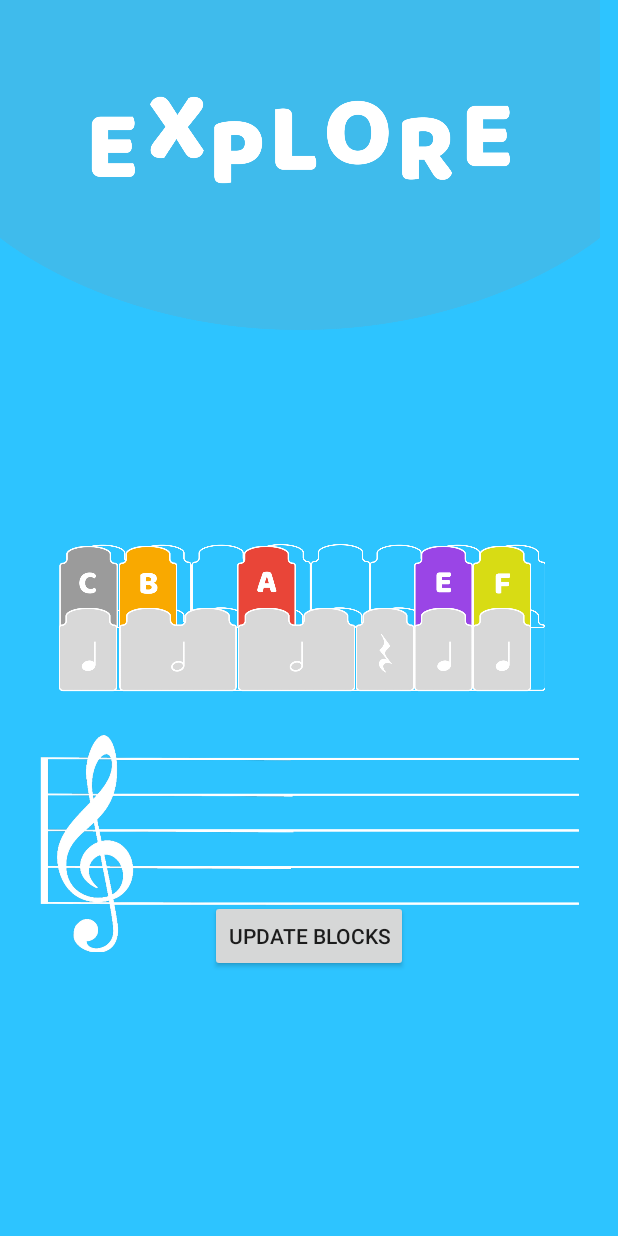
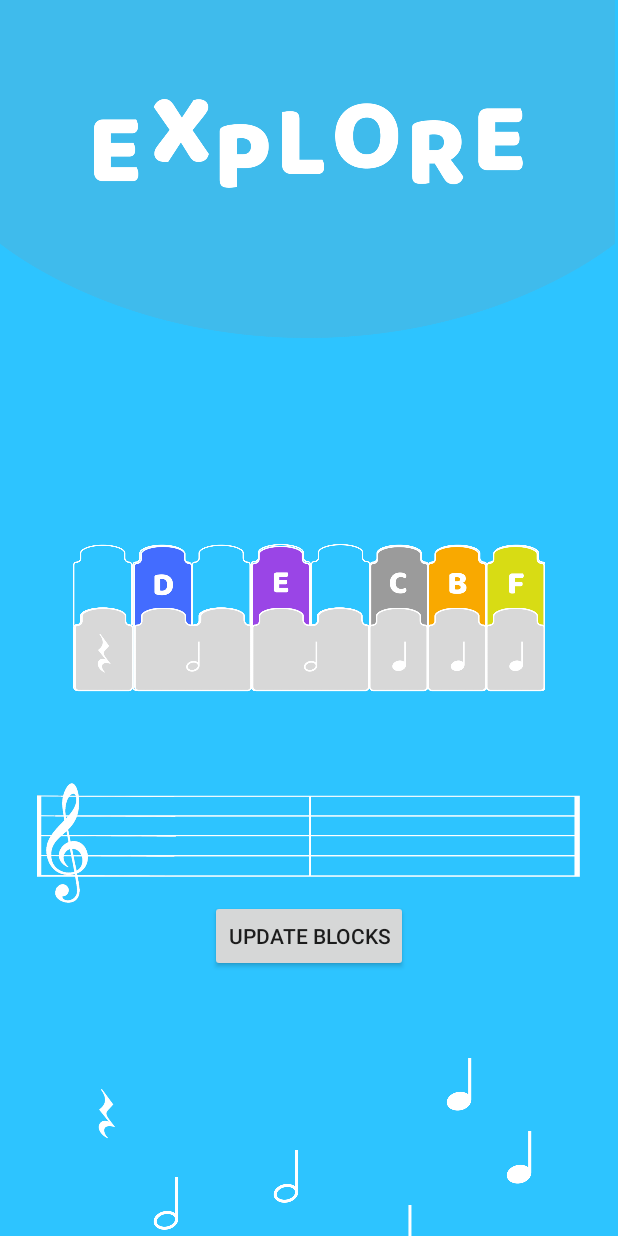
Before and after one commit to hkwang24/beatwalk, an Android app: the ExploreActivity screen opened directly, with no data from a screen before it, after a tap on "UPDATE BLOCKS", on a phone screen of 412 x 824 dp. Run offline under Robolectric (Android 15) with nearby library versions, the phone set to English and light mode, and no system bars.

Commit message:
notation complete in explore + assets for staff/notes

```diff
--- a/android/app/src/main/java/com/example/beatwalk/ExploreActivity.java
+++ b/android/app/src/main/java/com/example/beatwalk/ExploreActivity.java
@@ -20,51 +20,84 @@ public class ExploreActivity extends AppCompatActivity {
         button.setOnClickListener(new View.OnClickListener() {
             public void onClick(View v) {
 
-                char[] notes = {'c', 'b', ' ', 'a', ' ', ' ', 'e', 'f'};
-                char[] rhythm = {'q','h', ' ', 'h', ' ', 'r', 'q', 'q'};
+                char[] notes = {' ', 'd', ' ', 'e', ' ', 'c', 'b', 'f'};
+                char[] rhythm = {'r','h', ' ', 'h', ' ', 'q', 'q', 'q'};
                 int[] note_ids = {R.id.let_pos1, R.id.let_pos2, R.id.let_pos3, R.id.let_pos4, R.id.let_pos5, R.id.let_pos6, R.id.let_pos7, R.id.let_pos8};
                 int[] q_note_ids = {R.id.qnote_pos1, R.id.qnote_pos2, R.id.qnote_pos3, R.id.qnote_pos4, R.id.qnote_pos5, R.id.qnote_pos6, R.id.qnote_pos7, R.id.qnote_pos8};
                 int[] h_note_ids = {R.id.hnote_pos1, R.id.hnote_pos2, R.id.hnote_pos3, R.id.hnote_pos4, R.id.hnote_pos5, R.id.hnote_pos6, R.id.hnote_pos7};
+                int[] notation = {R.id.notation1, R.id.notation2, R.id.notation3, R.id.notation4, R.id.notation5, R.id.notation6, R.id.notation7, R.id.notation8};
 
                 for (int i = 0; i < notes.length; i++) {
                     ImageView note_block = (ImageView)findViewById(note_ids[i]);
+                    ImageView notation_index = (ImageView)findViewById(notation[i]);
 
                     if (notes[i] == 'a') {
                         note_block.setImageResource(R.drawable.a_note);
                         note_block.setVisibility(View.VISIBLE);
+                        notation_index.setTranslationY(493);
+                        notation_index.setVisibility(View.VISIBLE);
                     } else if (notes[i] == 'b') {
                         note_block.setImageResource(R.drawable.b_note);
                         note_block.setVisibility(View.VISIBLE);
+                        notation_index.setTranslationY(467);
+                        notation_index.setVisibility(View.VISIBLE);
                     } else if (notes[i] == 'c') {
                         note_block.setImageResource(R.drawable.c_note);
                         note_block.setVisibility(View.VISIBLE);
+                        notation_index.setTranslationY(615);
+                        notation_index.setVisibility(View.VISIBLE);
                     } else if (notes[i] == 'd') {
                         note_block.setImageResource(R.drawable.d_note);
                         note_block.setVisibility(View.VISIBLE);
+                        notation_index.setTranslationY(587);
+                        notation_index.setVisibility(View.VISIBLE);
                     } else if (notes[i] == 'e') {
                         note_block.setImageResource(R.drawable.e_note);
                         note_block.setVisibility(View.VISIBLE);
+                        notation_index.setTranslationY(560);
+                        notation_index.setVisibility(View.VISIBLE);
                     } else if (notes[i] == 'f') {
                         note_block.setImageResource(R.drawable.f_note);
                         note_block.setVisibility(View.VISIBLE);
+                        notation_index.setTranslationY(540);
+                        notation_index.setVisibility(View.VISIBLE);
                     } else if (notes[i] == 'g') {
                         note_block.setImageResource(R.drawable.g_note);
                         note_block.setVisibility(View.VISIBLE);
+                        notation_index.setTranslationY(512);
+                        notation_index.setVisibility(View.VISIBLE);
                     }
                 }
 
                 for (int i = 0; i < rhythm.length; i++) {
+                    ImageView notation_index = (ImageView)findViewById(notation[i]);
                     if (rhythm[i] == 'q') {
                         ImageView rhy_block = (ImageView)findViewById(q_note_ids[i]);
                         rhy_block.setImageResource(R.drawable.quarter_note);
                         rhy_block.setVisibility(View.VISIBLE);
+                        if (notes[i] == 'c') {
+                            notation_index.setImageResource(R.drawable.c_notation_q);
+                        } else {
+                            notation_index.setImageResource(R.drawable.q_notation);
+                        }
+                        notation_index.setVisibility(View.VISIBLE);
                     } else if (rhythm[i] == 'r') {
                         ImageView rhy_block = (ImageView) findViewById(q_note_ids[i]);
                         rhy_block.setImageResource(R.drawable.rest_note);
                         rhy_block.setVisibility(View.VISIBLE);
+                        notation_index.setImageResource(R.drawable.rest_notation);
+                        notation_index.setTranslationY(496);
+                        notation_index.setVisibility(View.VISIBLE);
                     } else if (rhythm[i] == 'h') {
                         ImageView rhy_block = (ImageView) findViewById(h_note_ids[i]);
                         rhy_block.setVisibility(View.VISIBLE);
+                        if (notes[i] == 'c') {
+                            notation_index.setImageResource(R.drawable.c_notation_h);
+                        } else {
+                            notation_index.setImageResource(R.drawable.h_notation);
+                        }
+                        notation_index.setVisibility(View.VISIBLE);
+
                     }
                 }
             }
--- a/android/app/src/main/res/drawable/explore_background.xml
+++ b/android/app/src/main/res/drawable/explore_background.xml
@@ -7,8 +7,8 @@
 
     <item
         android:drawable="@drawable/explore_title"
-        android:height="220dp"
-        android:width="400dp" />
+        android:height="225.5dp"
+        android:width="410dp" />
 
     <item
         android:drawable="@drawable/block_base"
--- a/android/app/src/main/res/drawable/play_mode_background.xml
+++ b/android/app/src/main/res/drawable/play_mode_background.xml
@@ -7,8 +7,8 @@
 
     <item
         android:drawable="@drawable/mary_title"
-        android:height="285.5dp"
-        android:width="400dp" />
+        android:height="292.64dp"
+        android:width="410dp" />
 
     <item
         android:drawable="@drawable/block_base"
--- a/android/app/src/main/res/layout/activity_explore.xml
+++ b/android/app/src/main/res/layout/activity_explore.xml
@@ -17,7 +17,7 @@
         android:id="@+id/let_pos1"
         android:layout_width="39dp"
         android:layout_height="56.03dp"
-        android:translationX="39dp"
+        android:translationX="49dp"
         android:translationY="-20.3dp"
         android:layout_centerVertical="true"
         android:src="@drawable/c_note"
@@ -25,9 +25,9 @@
 
     <ImageView
         android:id="@+id/qnote_pos1"
-        android:layout_width="39dp"
+        android:layout_width="49dp"
         android:layout_height="56.03dp"
-        android:translationX="39dp"
+        android:translationX="44.5dp"
         android:translationY="21dp"
         android:layout_centerVertical="true"
         android:src="@drawable/quarter_note"
@@ -38,7 +38,7 @@
         android:id="@+id/hnote_pos1"
         android:layout_width="79dp"
         android:layout_height="56.03dp"
-        android:translationX="39dp"
+        android:translationX="48dp"
         android:translationY="21dp"
         android:layout_centerVertical="true"
         android:src="@drawable/half_note"
@@ -49,7 +49,7 @@
         android:id="@+id/let_pos2"
         android:layout_width="39dp"
         android:layout_height="56.03dp"
-        android:translationX="79dp"
+        android:translationX="89dp"
         android:translationY="-20.3dp"
         android:layout_centerVertical="true"
         android:src="@drawable/d_note"
@@ -60,7 +60,7 @@
         android:id="@+id/qnote_pos2"
         android:layout_width="39dp"
         android:layout_height="56.03dp"
-        android:translationX="79dp"
+        android:translationX="89dp"
         android:translationY="21dp"
         android:layout_centerVertical="true"
         android:src="@drawable/quarter_note"
@@ -71,7 +71,7 @@
         android:id="@+id/hnote_pos2"
         android:layout_width="79dp"
         android:layout_height="56.03dp"
-        android:translationX="79dp"
+        android:translationX="89dp"
         android:translationY="21dp"
         android:layout_centerVertical="true"
         android:src="@drawable/half_note"
@@ -82,17 +82,18 @@
         android:id="@+id/let_pos3"
         android:layout_width="39.4dp"
         android:layout_height="56.03dp"
-        android:translationX="119dp"
+        android:translationX="128dp"
         android:translationY="-20.3dp"
         android:layout_centerVertical="true"
         android:src="@drawable/e_note"
-        android:visibility="invisible" />
+        android:visibility="invisible"
+        />
 
     <ImageView
         android:id="@+id/qnote_pos3"
         android:layout_width="39dp"
         android:layout_height="56.03dp"
-        android:translationX="119dp"
+        android:translationX="128dp"
         android:translationY="21dp"
         android:layout_centerVertical="true"
         android:src="@drawable/quarter_note"
@@ -103,7 +104,7 @@
         android:id="@+id/hnote_pos3"
         android:layout_width="79dp"
         android:layout_height="56.03dp"
-        android:translationX="119dp"
+        android:translationX="128dp"
         android:translationY="21dp"
         android:layout_centerVertical="true"
         android:src="@drawable/half_note"
@@ -114,17 +115,18 @@
         android:id="@+id/let_pos4"
         android:layout_width="39.4dp"
         android:layout_height="56.03dp"
-        android:translationX="158dp"
+        android:translationX="167.5dp"
         android:translationY="-20.3dp"
         android:layout_centerVertical="true"
         android:src="@drawable/e_note"
-        android:visibility="invisible"/>
+        android:visibility="invisible"
+       />
 
     <ImageView
         android:id="@+id/qnote_pos4"
         android:layout_width="39dp"
         android:layout_height="56.03dp"
-        android:translationX="158dp"
+        android:translationX="167.5dp"
         android:translationY="21dp"
         android:layout_centerVertical="true"
         android:src="@drawable/quarter_note"
@@ -135,7 +137,7 @@
         android:id="@+id/hnote_pos4"
         android:layout_width="79dp"
         android:layout_height="56.03dp"
-        android:translationX="158dp"
+        android:translationX="167.5dp"
         android:translationY="21dp"
         android:layout_centerVertical="true"
         android:src="@drawable/half_note"
@@ -146,7 +148,7 @@
         android:id="@+id/let_pos5"
         android:layout_width="39.4dp"
         android:layout_height="56.03dp"
-        android:translationX="198dp"
+        android:translationX="207dp"
         android:translationY="-20.3dp"
         android:layout_centerVertical="true"
         android:src="@drawable/e_note"
@@ -156,7 +158,7 @@
         android:id="@+id/hnote_pos5"
         android:layout_width="79dp"
         android:layout_height="56.03dp"
-        android:translationX="198dp"
+        android:translationX="207dp"
         android:translationY="21dp"
         android:layout_centerVertical="true"
         android:src="@drawable/half_note"
@@ -167,7 +169,7 @@
         android:id="@+id/qnote_pos5"
         android:layout_width="39dp"
         android:layout_height="56.03dp"
-        android:translationX="198dp"
+        android:translationX="207dp"
         android:translationY="21dp"
         android:layout_centerVertical="true"
         android:src="@drawable/quarter_note"
@@ -179,17 +181,18 @@
         android:id="@+id/let_pos6"
         android:layout_width="39.4dp"
         android:layout_height="56.03dp"
-        android:translationX="237dp"
+        android:translationX="246dp"
         android:translationY="-20.3dp"
         android:layout_centerVertical="true"
         android:src="@drawable/e_note"
-        android:visibility="invisible"/>
+        android:visibility="invisible"
+       />
 
     <ImageView
         android:id="@+id/qnote_pos6"
         android:layout_width="39dp"
         android:layout_height="56.03dp"
-        android:translationX="237dp"
+        android:translationX="246dp"
         android:translationY="21dp"
         android:layout_centerVertical="true"
         android:src="@drawable/quarter_note"
@@ -200,7 +203,7 @@
         android:id="@+id/hnote_pos6"
         android:layout_width="79dp"
         android:layout_height="56.03dp"
-        android:translationX="237dp"
+        android:translationX="246dp"
         android:translationY="21dp"
         android:layout_centerVertical="true"
         android:src="@drawable/half_note"
@@ -212,17 +215,18 @@
         android:id="@+id/let_pos7"
         android:layout_width="39.4dp"
         android:layout_height="56.03dp"
-        android:translationX="276dp"
+        android:translationX="285dp"
         android:translationY="-20.3dp"
         android:layout_centerVertical="true"
         android:src="@drawable/e_note"
-        android:visibility="invisible"/>
+        android:visibility="invisible"
+        />
 
     <ImageView
         android:id="@+id/hnote_pos7"
         android:layout_width="79dp"
         android:layout_height="56.03dp"
-        android:translationX="276dp"
+        android:translationX="285dp"
         android:translationY="21dp"
         android:layout_centerVertical="true"
         android:src="@drawable/half_note"
@@ -233,7 +237,7 @@
         android:id="@+id/qnote_pos7"
         android:layout_width="39dp"
         android:layout_height="56.03dp"
-        android:translationX="276dp"
+        android:translationX="285dp"
         android:translationY="21dp"
         android:layout_centerVertical="true"
         android:src="@drawable/quarter_note"
@@ -245,17 +249,18 @@
         android:id="@+id/let_pos8"
         android:layout_width="39.4dp"
         android:layout_height="56.03dp"
-        android:translationX="315dp"
+        android:translationX="324dp"
         android:translationY="-20.3dp"
         android:layout_centerVertical="true"
         android:src="@drawable/e_note"
-        android:visibility="invisible"/>
+        android:visibility="invisible"
+       />
 
     <ImageView
         android:id="@+id/qnote_pos8"
         android:layout_width="39dp"
         android:layout_height="56.03dp"
-        android:translationX="315dp"
+        android:translationX="324dp"
         android:translationY="21dp"
         android:layout_centerVertical="true"
         android:src="@drawable/quarter_note"
@@ -264,12 +269,100 @@
 
     <ImageView
         android:id="@+id/staff"
-        android:layout_width="360dp"
+        android:layout_width="362dp"
         android:layout_height="145.49dp"
         android:translationY="150dp"
         android:layout_centerVertical="true"
         android:layout_centerHorizontal= "true"
-        android:src="@drawable/staff"
+        android:src="@drawable/staff_3"
+        />
+
+    <ImageView
+        android:id="@+id/notation1"
+        android:layout_width="90dp"
+        android:layout_height="36.37dp"
+        android:layout_centerInParent="true"
+        android:src="@drawable/q_notation"
+        android:translationX="-135dp"
+        android:translationY="135dp"
+        android:visibility="invisible"
+        />
+
+    <ImageView
+        android:id="@+id/notation2"
+        android:layout_width="90dp"
+        android:layout_height="36.37dp"
+        android:layout_centerInParent="true"
+        android:src="@drawable/q_notation"
+        android:translationY="135dp"
+        android:translationX="-95dp"
+        android:visibility="invisible"
+        />
+
+    <ImageView
+        android:id="@+id/notation3"
+        android:layout_width="90dp"
+        android:layout_height="36.37dp"
+        android:layout_centerInParent="true"
+        android:src="@drawable/q_notation"
+        android:translationY="135dp"
+        android:translationX="-55dp"
+        android:visibility="invisible"
+        />
+
+    <ImageView
+        android:id="@+id/notation4"
+        android:layout_width="90dp"
+        android:layout_height="36.37dp"
+        android:layout_centerInParent="true"
+        android:src="@drawable/q_notation"
+        android:translationY="135dp"
+        android:translationX="-15dp"
+        android:visibility="invisible"
+        />
+
+    <ImageView
+        android:id="@+id/notation5"
+        android:layout_width="90dp"
+        android:layout_height="36.37dp"
+        android:layout_centerInParent="true"
+        android:src="@drawable/q_notation"
+        android:translationY="135dp"
+        android:translationX="20dp"
+        android:visibility="invisible"
+        />
+
+    <ImageView
+        android:id="@+id/notation6"
+        android:layout_width="90dp"
+        android:layout_height="36.37dp"
+        android:layout_centerInParent="true"
+        android:src="@drawable/q_notation"
+        android:translationY="135dp"
+        android:translationX="60dp"
+        android:visibility="invisible"
+        />
+
+    <ImageView
+        android:id="@+id/notation7"
+        android:layout_width="90dp"
+        android:layout_height="36.37dp"
+        android:layout_centerInParent="true"
+        android:src="@drawable/q_notation"
+        android:translationY="135dp"
+        android:translationX="100dp"
+        android:visibility="invisible"
+        />
+
+    <ImageView
+        android:id="@+id/notation8"
+        android:layout_width="90dp"
+        android:layout_height="36.37dp"
+        android:layout_centerInParent="true"
+        android:src="@drawable/q_notation"
+        android:translationY="135dp"
+        android:translationX="140dp"
+        android:visibility="invisible"
         />
 
     <Button xmlns:android="http://schemas.android.com/apk/res/android"
--- a/android/app/src/main/res/layout/content_song_one.xml
+++ b/android/app/src/main/res/layout/content_song_one.xml
@@ -13,11 +13,12 @@
         android:src="@drawable/mary_title" />
     -->
 
+
     <ImageView
         android:id="@+id/let_pos1"
         android:layout_width="39dp"
         android:layout_height="56.03dp"
-        android:translationX="39dp"
+        android:translationX="49dp"
         android:translationY="-20.3dp"
         android:layout_centerVertical="true"
         android:src="@drawable/c_note"
@@ -25,9 +26,9 @@
 
     <ImageView
         android:id="@+id/qnote_pos1"
-        android:layout_width="39dp"
+        android:layout_width="49dp"
         android:layout_height="56.03dp"
-        android:translationX="39dp"
+        android:translationX="44.5dp"
         android:translationY="21dp"
         android:layout_centerVertical="true"
         android:src="@drawable/quarter_note"
@@ -38,7 +39,7 @@
         android:id="@+id/hnote_pos1"
         android:layout_width="79dp"
         android:layout_height="56.03dp"
-        android:translationX="39dp"
+        android:translationX="48dp"
         android:translationY="21dp"
         android:layout_centerVertical="true"
         android:src="@drawable/half_note"
@@ -49,7 +50,7 @@
         android:id="@+id/let_pos2"
         android:layout_width="39dp"
         android:layout_height="56.03dp"
-        android:translationX="79dp"
+        android:translationX="89dp"
         android:translationY="-20.3dp"
         android:layout_centerVertical="true"
         android:src="@drawable/d_note"
@@ -60,7 +61,7 @@
         android:id="@+id/qnote_pos2"
         android:layout_width="39dp"
         android:layout_height="56.03dp"
-        android:translationX="79dp"
+        android:translationX="89dp"
         android:translationY="21dp"
         android:layout_centerVertical="true"
         android:src="@drawable/quarter_note"
@@ -71,7 +72,7 @@
         android:id="@+id/hnote_pos2"
         android:layout_width="79dp"
         android:layout_height="56.03dp"
-        android:translationX="79dp"
+        android:translationX="89dp"
         android:translationY="21dp"
         android:layout_centerVertical="true"
         android:src="@drawable/half_note"
@@ -82,17 +83,18 @@
         android:id="@+id/let_pos3"
         android:layout_width="39.4dp"
         android:layout_height="56.03dp"
-        android:translationX="119dp"
+        android:translationX="128dp"
         android:translationY="-20.3dp"
         android:layout_centerVertical="true"
         android:src="@drawable/e_note"
-        android:visibility="invisible" />
+        android:visibility="invisible"
+        />
 
     <ImageView
         android:id="@+id/qnote_pos3"
         android:layout_width="39dp"
         android:layout_height="56.03dp"
-        android:translationX="119dp"
+        android:translationX="128dp"
         android:translationY="21dp"
         android:layout_centerVertical="true"
         android:src="@drawable/quarter_note"
@@ -103,7 +105,7 @@
         android:id="@+id/hnote_pos3"
         android:layout_width="79dp"
         android:layout_height="56.03dp"
-        android:translationX="119dp"
+        android:translationX="128dp"
         android:translationY="21dp"
         android:layout_centerVertical="true"
         android:src="@drawable/half_note"
@@ -114,17 +116,18 @@
         android:id="@+id/let_pos4"
         android:layout_width="39.4dp"
         android:layout_height="56.03dp"
-        android:translationX="158dp"
+        android:translationX="167.5dp"
         android:translationY="-20.3dp"
         android:layout_centerVertical="true"
         android:src="@drawable/e_note"
-        android:visibility="invisible"/>
+        android:visibility="invisible"
+        />
 
     <ImageView
         android:id="@+id/qnote_pos4"
         android:layout_width="39dp"
         android:layout_height="56.03dp"
-        android:translationX="158dp"
+        android:translationX="167.5dp"
         android:translationY="21dp"
         android:layout_centerVertical="true"
         android:src="@drawable/quarter_note"
@@ -135,7 +138,7 @@
         android:id="@+id/hnote_pos4"
         android:layout_width="79dp"
         android:layout_height="56.03dp"
-        android:translationX="158dp"
+        android:translationX="167.5dp"
         android:translationY="21dp"
         android:layout_centerVertical="true"
         android:src="@drawable/half_note"
@@ -146,7 +149,7 @@
         android:id="@+id/let_pos5"
         android:layout_width="39.4dp"
         android:layout_height="56.03dp"
-        android:translationX="198dp"
+        android:translationX="207dp"
         android:translationY="-20.3dp"
         android:layout_centerVertical="true"
         android:src="@drawable/e_note"
@@ -156,7 +159,7 @@
         android:id="@+id/hnote_pos5"
         android:layout_width="79dp"
         android:layout_height="56.03dp"
-        android:translationX="198dp"
+        android:translationX="207dp"
         android:translationY="21dp"
         android:layout_centerVertical="true"
         android:src="@drawable/half_note"
@@ -167,7 +170,7 @@
         android:id="@+id/qnote_pos5"
         android:layout_width="39dp"
         android:layout_height="56.03dp"
-        android:translationX="198dp"
+        android:translationX="207dp"
         android:translationY="21dp"
         android:layout_centerVertical="true"
         android:src="@drawable/quarter_note"
@@ -179,17 +182,18 @@
         android:id="@+id/let_pos6"
         android:layout_width="39.4dp"
         android:layout_height="56.03dp"
-        android:translationX="237dp"
+        android:translationX="246dp"
         android:translationY="-20.3dp"
         android:layout_centerVertical="true"
         android:src="@drawable/e_note"
-        android:visibility="invisible"/>
+        android:visibility="invisible"
+        />
 
     <ImageView
         android:id="@+id/qnote_pos6"
         android:layout_width="39dp"
         android:layout_height="56.03dp"
-        android:translationX="237dp"
+        android:translationX="246dp"
         android:translationY="21dp"
         android:layout_centerVertical="true"
         android:src="@drawable/quarter_note"
@@ -200,7 +204,7 @@
         android:id="@+id/hnote_pos6"
         android:layout_width="79dp"
         android:layout_height="56.03dp"
-        android:translationX="237dp"
+        android:translationX="246dp"
         android:translationY="21dp"
         android:layout_centerVertical="true"
         android:src="@drawable/half_note"
@@ -212,17 +216,18 @@
         android:id="@+id/let_pos7"
         android:layout_width="39.4dp"
         android:layout_height="56.03dp"
-        android:translationX="276dp"
+        android:translationX="285dp"
         android:translationY="-20.3dp"
         android:layout_centerVertical="true"
         android:src="@drawable/e_note"
-        android:visibility="invisible"/>
+        android:visibility="invisible"
+        />
 
     <ImageView
         android:id="@+id/hnote_pos7"
         android:layout_width="79dp"
         android:layout_height="56.03dp"
-        android:translationX="276dp"
+        android:translationX="285dp"
         android:translationY="21dp"
         android:layout_centerVertical="true"
         android:src="@drawable/half_note"
@@ -233,7 +238,7 @@
         android:id="@+id/qnote_pos7"
         android:layout_width="39dp"
         android:layout_height="56.03dp"
-        android:translationX="276dp"
+        android:translationX="285dp"
         android:translationY="21dp"
         android:layout_centerVertical="true"
         android:src="@drawable/quarter_note"
@@ -245,17 +250,18 @@
         android:id="@+id/let_pos8"
         android:layout_width="39.4dp"
         android:layout_height="56.03dp"
-        android:translationX="315dp"
+        android:translationX="324dp"
         android:translationY="-20.3dp"
         android:layout_centerVertical="true"
         android:src="@drawable/e_note"
-        android:visibility="invisible"/>
+        android:visibility="invisible"
+        />
 
     <ImageView
         android:id="@+id/qnote_pos8"
         android:layout_width="39dp"
         android:layout_height="56.03dp"
-        android:translationX="315dp"
+        android:translationX="324dp"
         android:translationY="21dp"
         android:layout_centerVertical="true"
         android:src="@drawable/quarter_note"
```
Also changed, not shown: android/app/src/main/res/drawable/c_notation_h.png (added), android/app/src/main/res/drawable/c_notation_q.png (added), android/app/src/main/res/drawable/c_playing.png (added), android/app/src/main/res/drawable/d_note.png, android/app/src/main/res/drawable/staff_2.png (added), android/app/src/main/res/drawable/staff_3.png (added).
